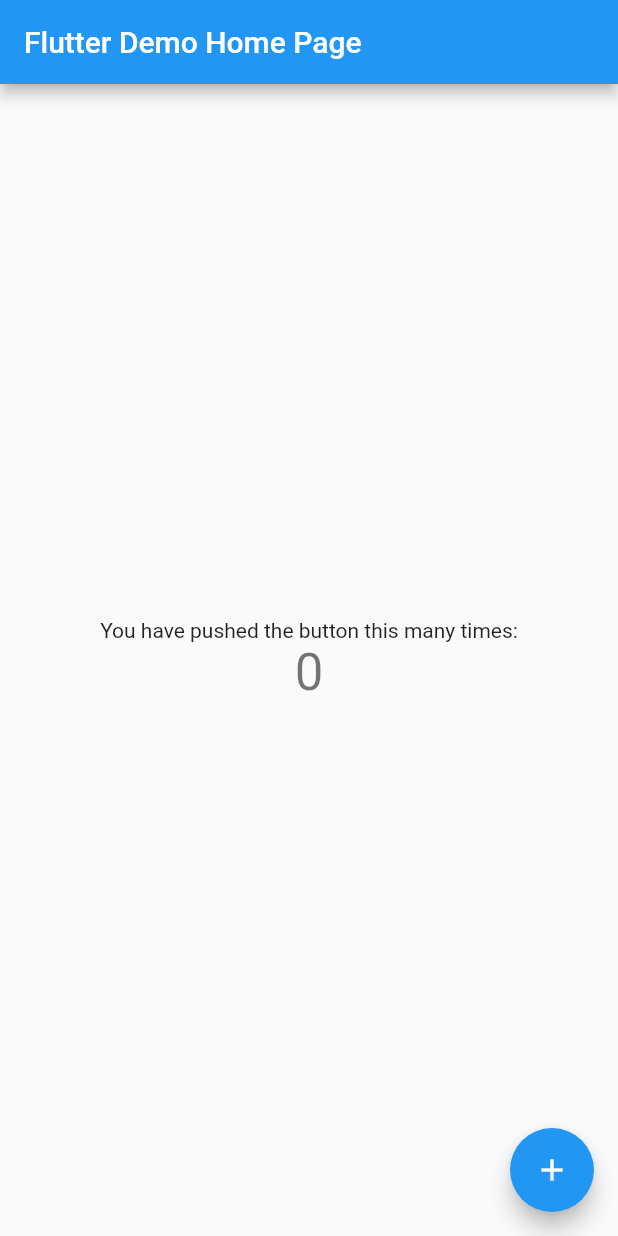
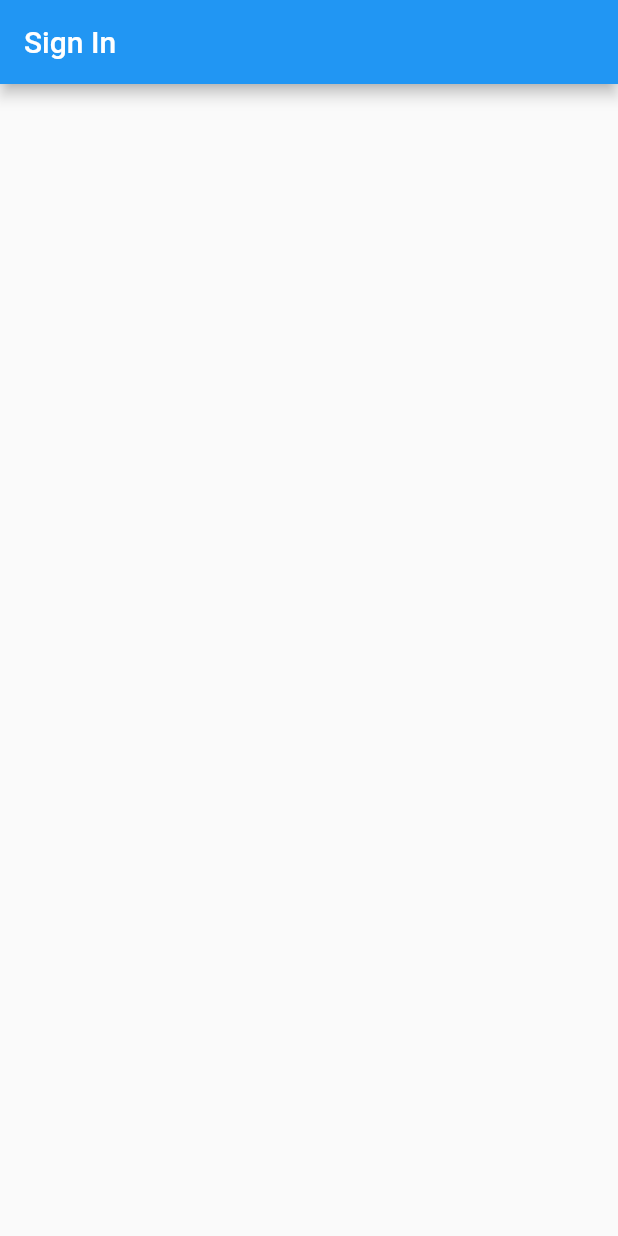
Before and after one commit to Rb2030/Cuisson, a Flutter app: the screen it shows after launch, on a phone screen of 412 x 824 dp. Run offline on Flutter 3.47's test engine with Material 2 defaults, Android fonts, the light colour scheme and no system bars; our stand-ins replace bloc, dartz, firebase_auth, freezed_annotation, get_it, google_sign_in and 1 more; accounts and stored records are empty; generated files the repository leaves out were written again.

Commit message:
Add sign in page

```diff
--- a/lib/main.dart
+++ b/lib/main.dart
@@ -1,120 +1,9 @@
 import 'package:Cuisson/injection.dart';
+import 'package:Cuisson/presentation/core/app_widget.dart';
 import 'package:flutter/material.dart';
 import 'package:injectable/injectable.dart';
 
 void main() {
   configureInjection(Environment.prod);
-  runApp(MyApp());
+  runApp(AppWidget());
 }
-
-class MyApp extends StatelessWidget {
-  // This widget is the root of your application.
-  @override
-  Widget build(BuildContext context) {
-    return MaterialApp(
-      title: 'Flutter Demo',
-      theme: ThemeData(
-        // This is the theme of your application.
-        //
-        // Try running your application with "flutter run". You'll see the
-        // application has a blue toolbar. Then, without quitting the app, try
-        // changing the primarySwatch below to Colors.green and then invoke
-        // "hot reload" (press "r" in the console where you ran "flutter run",
-        // or simply save your changes to "hot reload" in a Flutter IDE).
-        // Notice that the counter didn't reset back to zero; the application
-        // is not restarted.
-        primarySwatch: Colors.blue,
-        // This makes the visual density adapt to the platform that you run
-        // the app on. For desktop platforms, the controls will be smaller and
-        // closer together (more dense) than on mobile platforms.
-        visualDensity: VisualDensity.adaptivePlatformDensity,
-      ),
-      home: MyHomePage(title: 'Flutter Demo Home Page'),
-    );
-  }
-}
-
-class MyHomePage extends StatefulWidget {
-  MyHomePage({Key key, this.title}) : super(key: key);
-
-  // This widget is the home page of your application. It is stateful, meaning
-  // that it has a State object (defined below) that contains fields that affect
-  // how it looks.
-
-  // This class is the configuration for the state. It holds the values (in this
-  // case the title) provided by the parent (in this case the App widget) and
-  // used by the build method of the State. Fields in a Widget subclass are
-  // always marked "final".
-
-  final String title;
-
-  @override
-  _MyHomePageState createState() => _MyHomePageState();
-}
-
-class _MyHomePageState extends State<MyHomePage> {
-  int _counter = 0;
-
-  void _incrementCounter() {
-    setState(() {
-      // This call to setState tells the Flutter framework that something has
-      // changed in this State, which causes it to rerun the build method below
-      // so that the display can reflect the updated values. If we changed
-      // _counter without calling setState(), then the build method would not be
-      // called again, and so nothing would appear to happen.
-      _counter++;
-    });
-  }
-
-  @override
-  Widget build(BuildContext context) {
-    // This method is rerun every time setState is called, for instance as done
-    // by the _incrementCounter method above.
-    //
-    // The Flutter framework has been optimized to make rerunning build methods
-    // fast, so that you can just rebuild anything that needs updating rather
-    // than having to individually change instances of widgets.
-    return Scaffold(
-      appBar: AppBar(
-        // Here we take the value from the MyHomePage object that was created by
-        // the App.build method, and use it to set our appbar title.
-        title: Text(widget.title),
-      ),
-      body: Center(
-        // Center is a layout widget. It takes a single child and positions it
-        // in the middle of the parent.
-        child: Column(
-          // Column is also a layout widget. It takes a list of children and
-          // arranges them vertically. By default, it sizes itself to fit its
-          // children horizontally, and tries to be as tall as its parent.
-          //
-          // Invoke "debug painting" (press "p" in the console, choose the
-          // "Toggle Debug Paint" action from the Flutter Inspector in Android
-          // Studio, or the "Toggle Debug Paint" command in Visual Studio Code)
-          // to see the wireframe for each widget.
-          //
-          // Column has various properties to control how it sizes itself and
-          // how it positions its children. Here we use mainAxisAlignment to
-          // center the children vertically; the main axis here is the vertical
-          // axis because Columns are vertical (the cross axis would be
-          // horizontal).
-          mainAxisAlignment: MainAxisAlignment.center,
-          children: <Widget>[
-            Text(
-              'You have pushed the button this many times:',
-            ),
-            Text(
-              '$_counter',
-              style: Theme.of(context).textTheme.headline4,
-            ),
-          ],
-        ),
-      ),
-      floatingActionButton: FloatingActionButton(
-        onPressed: _incrementCounter,
-        tooltip: 'Increment',
-        child: Icon(Icons.add),
-      ), // This trailing comma makes auto-formatting nicer for build methods.
-    );
-  }
-}
--- /dev/null
+++ b/lib/presentation/core/app_widget.dart
@@ -0,0 +1,13 @@
+import 'package:Cuisson/presentation/sign_in/sign_in_page.dart';
+import 'package:flutter/material.dart';
+
+class AppWidget extends StatelessWidget {
+
+  @override
+  Widget build(BuildContext context) {
+    return MaterialApp(
+      title: 'Material App',
+      home: SignInPage(),
+    );
+  }
+}
--- /dev/null
+++ b/lib/presentation/sign_in/sign_in_page.dart
@@ -0,0 +1,14 @@
+import 'package:flutter/material.dart';
+
+import 'package:flutter/material.dart';
+
+class SignInPage extends StatelessWidget {
+  @override
+  Widget build(BuildContext context) {
+    return Scaffold(
+      appBar: AppBar(
+        title: const Text('Sign In'),
+      ),
+    );
+  }
+}
```
Also changed, not shown: 3 other files.
